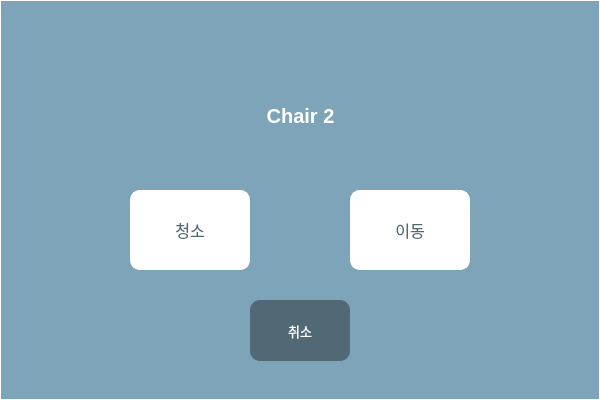
Old version of the form src/chair2_dialog.ui in the repository qwertyBBeers/HairD-2022.09.01-.
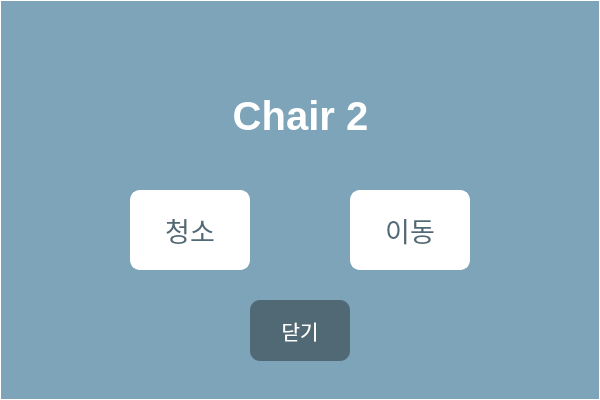
New version of the form.

```diff
--- a/src/chair2_dialog.ui
+++ b/src/chair2_dialog.ui
@@ -30,7 +30,7 @@
    </property>
    <property name="font">
     <font>
-     <pointsize>12</pointsize>
+     <pointsize>20</pointsize>
      <weight>50</weight>
      <bold>false</bold>
     </font>
@@ -68,14 +68,14 @@
     </rect>
    </property>
    <property name="styleSheet">
-    <string notr="true">font:10pt;
+    <string notr="true">font:15pt;
 color : white;
 background: #506975;
 border : 0pt;
 border-radius: 10px;</string>
    </property>
    <property name="text">
-    <string>취소</string>
+    <string>닫기</string>
    </property>
   </widget>
   <widget class="QLabel" name="label">
@@ -89,7 +89,7 @@
    </property>
    <property name="font">
     <font>
-     <pointsize>15</pointsize>
+     <pointsize>30</pointsize>
      <weight>75</weight>
      <italic>false</italic>
      <bold>true</bold>
@@ -99,7 +99,7 @@
     <enum>Qt::LeftToRight</enum>
    </property>
    <property name="styleSheet">
-    <string notr="true">font:15pt;
+    <string notr="true">font:30pt;
 font:bold;
 color : white;
 border:false;
@@ -124,7 +124,7 @@
    </property>
    <property name="font">
     <font>
-     <pointsize>12</pointsize>
+     <pointsize>20</pointsize>
      <weight>50</weight>
      <bold>false</bold>
     </font>
```
